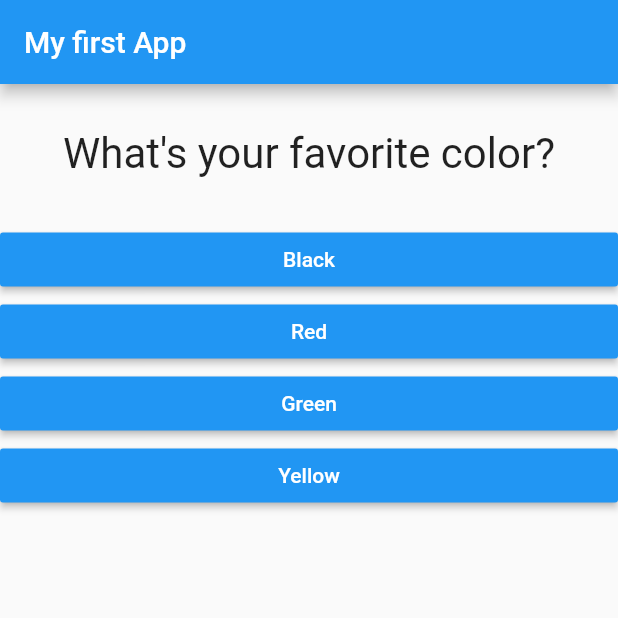
After one commit to Batavoo/flutter_basics_quizzApp, a Flutter app: the screen it shows after launch, on a phone screen of 412 x 824 dp, the top half of it. The commit adds this screen. Run offline on Flutter 3.47's test engine with Material 2 defaults, Android fonts, the phone set to English and light mode, and no system bars.

Commit message:
splitted what was in the Scaffold into widgets

```diff
--- a/lib/main.dart
+++ b/lib/main.dart
@@ -2,6 +2,8 @@ import 'package:flutter/material.dart';
 
 import './question.dart';
 import 'answer.dart';
+import 'quiz.dart';
+import 'result.dart';
 
 // void main() {
 //   runApp(MyApp());
@@ -19,7 +21,7 @@ class MyApp extends StatefulWidget {
 
 class _MyAppState extends State<MyApp> {
   var _questionIndex = 0;
-  final questions = const [
+  final _questions = const [
     {
       "questionText": "What's your favorite color?",
       "answers": ["Black", "Red", "Green", "Yellow"]
@@ -40,7 +42,7 @@ class _MyAppState extends State<MyApp> {
     });
     print(_questionIndex);
 
-    if (_questionIndex < questions.length) {
+    if (_questionIndex < _questions.length) {
       print("we have more questions!");
     } else {
       print("no more questions!");
@@ -54,26 +56,13 @@ class _MyAppState extends State<MyApp> {
         appBar: AppBar(
           title: Text("My first App"),
         ),
-        body: _questionIndex < questions.length
-            ? Column(
-                children: <Widget>[
-                  Question(
-                    questions[_questionIndex]["questionText"],
-                  ),
-                  ...(questions[_questionIndex]["answers"] as List<String>)
-                      .map((answer) {
-                    return Answer(_answerQuestion, answer);
-                  }).toList()
-                  // O .map vai passar pela minha lista de Strings "answers" e, pra cada String
-                  // Ele vai criar um Widget "Answer" usando a string da outra lista
-                  // e no final, retornar uma lista de widgets Answer, em que eu vou tirar cada
-                  // um dos Widgets e colocar na lista de fora, que é a minha "Column"
-                  // Assim, eu adiciono os valores de uma lista, em outra lista :o
-                ],
+        body: _questionIndex < _questions.length
+            ? Quiz(
+                questionIndex: _questionIndex,
+                questions: _questions,
+                answerQuestion: _answerQuestion,
               )
-            : Center(
-                child: Text("YOU DID IT!!!"),
-              ),
+            : Result(),
       ),
     );
   }
--- /dev/null
+++ b/lib/quiz.dart
@@ -0,0 +1,37 @@
+import 'package:flutter/src/foundation/key.dart';
+import 'package:flutter/src/widgets/framework.dart';
+import 'package:flutter/material.dart';
+
+import 'answer.dart';
+import 'question.dart';
+
+class Quiz extends StatelessWidget {
+  final List<Map<String, Object>> questions;
+  final int questionIndex;
+  final Function answerQuestion;
+
+  Quiz({
+    @required this.questions,
+    @required this.answerQuestion,
+    @required this.questionIndex,
+  });
+
+  @override
+  Widget build(BuildContext context) {
+    return Column(
+      children: <Widget>[
+        Question(
+          questions[questionIndex]["questionText"],
+        ),
+        ...(questions[questionIndex]["answers"] as List<String>).map((answer) {
+          return Answer(answerQuestion, answer);
+        }).toList()
+        // O .map vai passar pela minha lista de Strings "answers" e, pra cada String
+        // Ele vai criar um Widget "Answer" usando a string da outra lista
+        // e no final, retornar uma lista de widgets Answer, em que eu vou tirar cada
+        // um dos Widgets e colocar na lista de fora, que é a minha "Column"
+        // Assim, eu adiciono os valores de uma lista, em outra lista :o
+      ],
+    );
+  }
+}
```
Also changed, not shown: lib/result.dart (added, +12 -0 lines).
